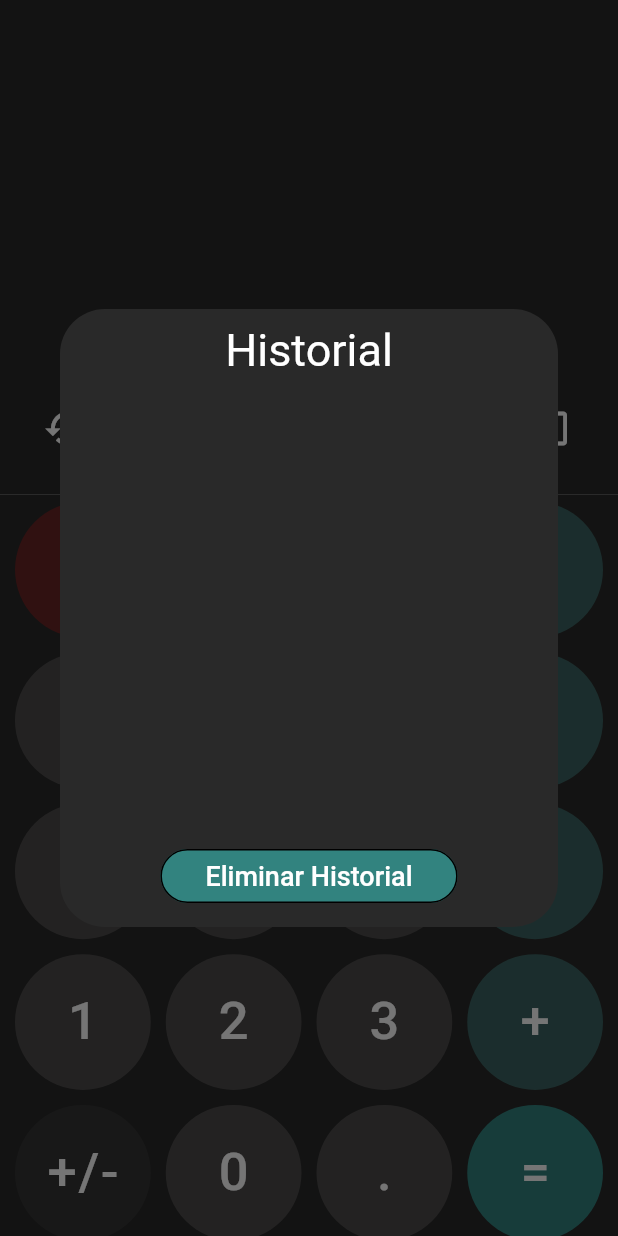
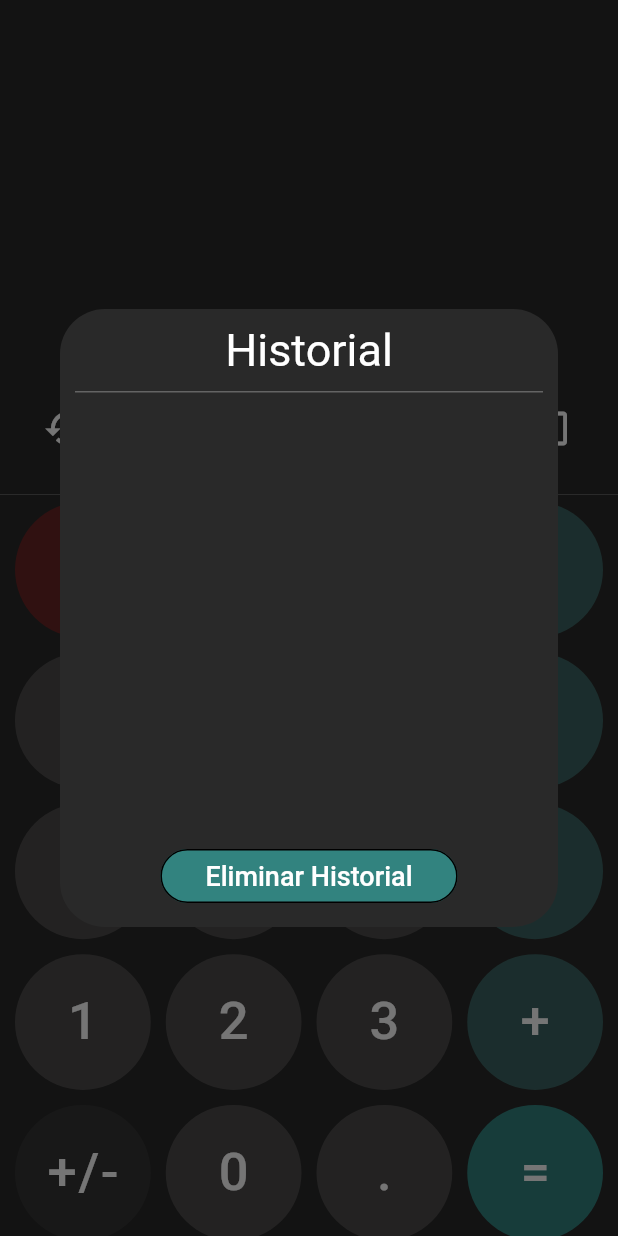
Before and after one commit to MatiasSalomon01/Flutter_Calculator, a Flutter app: the screen it shows after launch, after a tap on the "history" icon, on a phone screen of 412 x 824 dp. Run offline on Flutter 3.47's test engine with Material 2 defaults, Android fonts, the phone set to English and light mode, and no system bars.

Commit message:
Arreglos en el modal

```diff
--- a/lib/widgets/input_area.dart
+++ b/lib/widgets/input_area.dart
@@ -94,11 +94,16 @@ Widget contentBox(BuildContext context) {
       crossAxisAlignment: CrossAxisAlignment.center,
       children: [
         const Padding(
-          padding: EdgeInsets.only(top: 10),
+          padding: EdgeInsets.symmetric(vertical: 10),
           child: Text(
             'Historial',
             style: TextStyle(color: Colors.white, fontSize: 30),
           ),
+        ),
+        Container(
+          height: 0.5,
+          color: Colors.grey,
+          margin: const EdgeInsets.symmetric(horizontal: 10),
         ),
         Expanded(
           child: ListView.builder(
```
